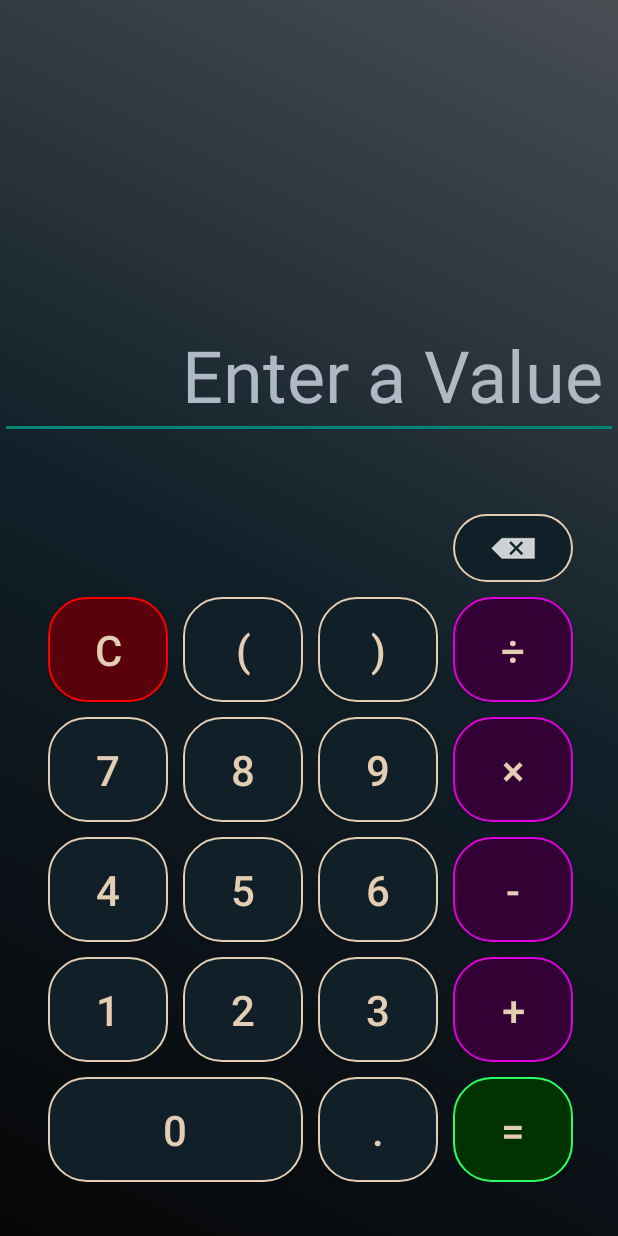
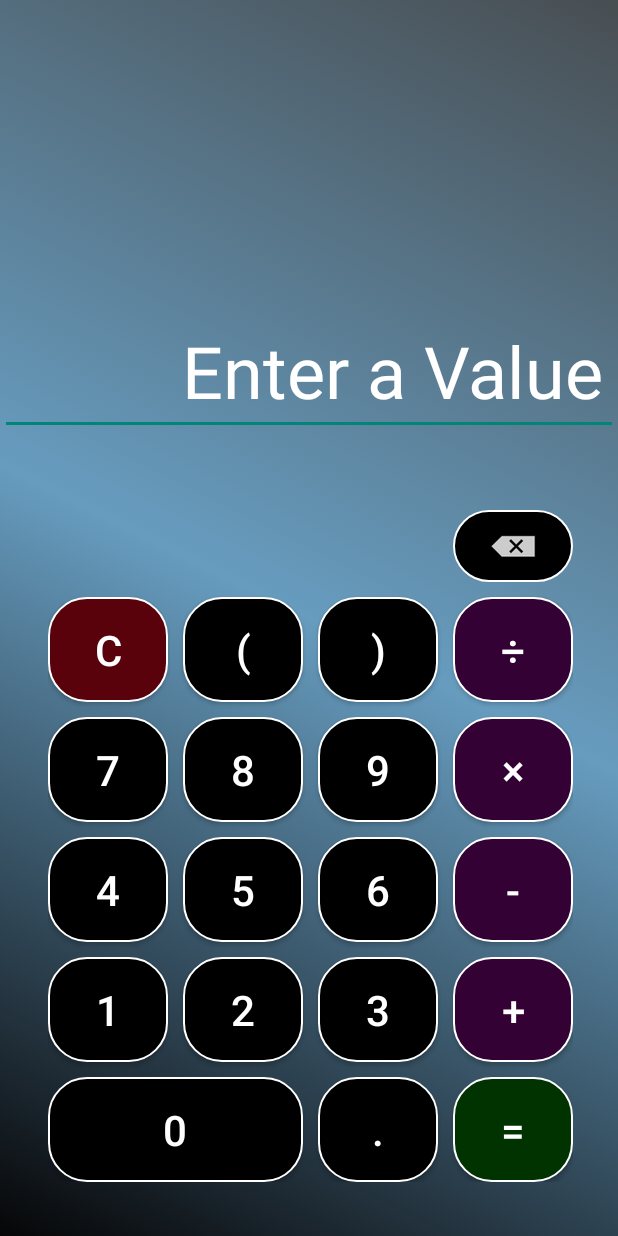
Before and after one commit to NadirKhe/MyCalculator, an Android app: the screen it shows after launch (MainActivity), on a phone screen of 412 x 824 dp. Run offline under Robolectric (Android 15) with nearby library versions, the phone set to English and light mode, and no system bars.

Commit message:
Graphical Color Update
Changing some of the button and background colors to be more visible.

```diff
--- a/app/src/main/java/com/brutalsoftwares/mycalculator/MainActivity.java
+++ b/app/src/main/java/com/brutalsoftwares/mycalculator/MainActivity.java
@@ -122,6 +122,9 @@ public class MainActivity extends AppCompatActivity {
         */
         Expression expression = new Expression(userExpression);
         String result = String.valueOf(expression.calculate());
+
+        display.setText(result);
+        display.setSelection(result.length());
     }
     public void trigSinBTNPush(View view) {
         updateText("sin(");
--- a/app/src/main/res/drawable/app_background.xml
+++ b/app/src/main/res/drawable/app_background.xml
@@ -3,7 +3,7 @@
     <item>
         <shape android:shape="rectangle">
             <gradient android:startColor="@color/blackStart"
-                android:centerColor="@color/blueBlack"
+                android:centerColor="@color/whiteBlue"
                 android:endColor="@color/greyEnd"
                 android:angle="45"/>
         </shape>
--- a/app/src/main/res/drawable/arithmetic_button_background.xml
+++ b/app/src/main/res/drawable/arithmetic_button_background.xml
@@ -3,7 +3,7 @@
     <item>
         <shape android:shape="rectangle">
             <solid android:color="@color/purpleBackground"/>
-            <stroke android:color="@color/purpleAccent" android:width="1.5dp"/>
+            <stroke android:color="@color/white" android:width="1.5dp"/>
             <corners android:radius="25dp"/>
         </shape>
     </item>
--- a/app/src/main/res/drawable/button_background.xml
+++ b/app/src/main/res/drawable/button_background.xml
@@ -2,9 +2,9 @@
 <selector xmlns:android="http://schemas.android.com/apk/res/android">
     <item>
         <shape android:shape="rectangle">
-            <solid android:color="@color/blueBlack"/>
+            <solid android:color="@color/black"/>
             <corners android:radius="25dp"/>
-            <stroke android:width="1.5dp" android:color="@color/tanAccent"/>
+            <stroke android:width="1.5dp" android:color="@color/white"/>
         </shape>
     </item>
 </selector>
--- a/app/src/main/res/drawable/clear_button_background.xml
+++ b/app/src/main/res/drawable/clear_button_background.xml
@@ -3,7 +3,7 @@
     <item>
         <shape android:shape="rectangle">
             <solid android:color="@color/redBackground"/>
-            <stroke android:color="@color/redAccent" android:width="1.5dp"/>
+            <stroke android:color="@color/white" android:width="1.5dp"/>
             <corners android:radius="25dp"/>
         </shape>
     </item>
--- a/app/src/main/res/drawable/equals_button_background.xml
+++ b/app/src/main/res/drawable/equals_button_background.xml
@@ -3,7 +3,7 @@
     <item>
         <shape android:shape="rectangle">
             <solid android:color="@color/greenBackground"/>
-            <stroke android:color="@color/greenAccent" android:width="1.5dp"/>
+            <stroke android:color="@color/white" android:width="1.5dp"/>
             <corners android:radius="25dp"/>
         </shape>
     </item>
--- a/app/src/main/res/layout/activity_main.xml
+++ b/app/src/main/res/layout/activity_main.xml
@@ -28,7 +28,7 @@
         android:textAlignment="textEnd"
         android:inputType="textPersonName"
         android:hint="@string/displayHint"
-        android:textColorHint="@color/greyAccent"
+        android:textColorHint="@color/white"
         android:textColor="@color/white"
         android:textSize="48sp"
         android:importantForAutofill="no"
@@ -55,7 +55,7 @@
             android:background="@drawable/button_background"
             android:onClick="decimalBTNPush"
             android:text="@string/decimalText"
-            android:textColor="@color/tanAccent"
+            android:textColor="@color/white"
             android:textSize="28sp"
             app:layout_constraintStart_toEndOf="@+id/button23"
             app:layout_constraintTop_toBottomOf="@+id/button25" />
@@ -69,7 +69,7 @@
             android:background="@drawable/equals_button_background"
             android:onClick="equalsBTNPush"
             android:text="@string/equalsText"
-            android:textColor="@color/tanAccent"
+            android:textColor="@color/white"
             android:textSize="28sp"
             app:layout_constraintStart_toEndOf="@+id/button21"
             app:layout_constraintTop_toBottomOf="@+id/button24" />
@@ -82,7 +82,7 @@
             android:background="@drawable/button_background"
             android:onClick="zeroBTNPush"
             android:text="@string/zeroText"
-            android:textColor="@color/tanAccent"
+            android:textColor="@color/white"
             android:textSize="28sp"
             app:layout_constraintEnd_toEndOf="@+id/button26"
             app:layout_constraintStart_toStartOf="@+id/button27"
@@ -97,7 +97,7 @@
             android:background="@drawable/arithmetic_button_background"
             android:onClick="addBTNPush"
             android:text="@string/addText"
-            android:textColor="@color/tanAccent"
+            android:textColor="@color/white"
             android:textSize="28sp"
             app:layout_constraintStart_toEndOf="@+id/button25"
             app:layout_constraintTop_toBottomOf="@+id/button28" />
@@ -111,7 +111,7 @@
             android:background="@drawable/button_background"
             android:onClick="threeBTNPush"
             android:text="@string/threeText"
-            android:textColor="@color/tanAccent"
+            android:textColor="@color/white"
             android:textSize="28sp"
             app:layout_constraintStart_toEndOf="@+id/button26"
             app:layout_constraintTop_toBottomOf="@+id/button29" />
@@ -125,7 +125,7 @@
             android:background="@drawable/button_background"
             android:onClick="twoBTNPush"
             android:text="@string/twoText"
-            android:textColor="@color/tanAccent"
+            android:textColor="@color/white"
             android:textSize="28sp"
             app:layout_constraintStart_toEndOf="@+id/button27"
             app:layout_constraintTop_toBottomOf="@+id/button30" />
@@ -138,7 +138,7 @@
             android:background="@drawable/button_background"
             android:onClick="oneBTNPush"
             android:text="@string/oneText"
-            android:textColor="@color/tanAccent"
+            android:textColor="@color/white"
             android:textSize="28sp"
             app:layout_constraintStart_toStartOf="parent"
             app:layout_constraintTop_toBottomOf="@+id/button31" />
@@ -152,7 +152,7 @@
             android:background="@drawable/arithmetic_button_background"
             android:onClick="subtractBTNPush"
             android:text="@string/subtractText"
-            android:textColor="@color/tanAccent"
+            android:textColor="@color/white"
             android:textSize="28sp"
             app:layout_constraintStart_toEndOf="@+id/button29"
             app:layout_constraintTop_toBottomOf="@+id/button33" />
@@ -166,7 +166,7 @@
             android:background="@drawable/button_background"
             android:onClick="sixBTNPush"
             android:text="@string/sixText"
-            android:textColor="@color/tanAccent"
+            android:textColor="@color/white"
             android:textSize="28sp"
             app:layout_constraintStart_toEndOf="@+id/button30"
             app:layout_constraintTop_toBottomOf="@+id/button34" />
@@ -180,8 +180,7 @@
             android:background="@drawable/button_background"
             android:onClick="fiveBTNPush"
             android:text="@string/fiveText"
-
-            android:textColor="@color/tanAccent"
+            android:textColor="@color/white"
             android:textSize="28sp"
             app:layout_constraintStart_toEndOf="@+id/button31"
             app:layout_constraintTop_toBottomOf="@+id/button35" />
@@ -194,7 +193,7 @@
             android:background="@drawable/button_background"
             android:onClick="fourBTNPush"
             android:text="@string/fourText"
-            android:textColor="@color/tanAccent"
+            android:textColor="@color/white"
             android:textSize="28sp"
             app:layout_constraintStart_toStartOf="parent"
             app:layout_constraintTop_toBottomOf="@+id/button36" />
@@ -202,16 +201,17 @@
         <ImageButton
             android:id="@+id/button32"
             android:layout_width="0dp"
-            android:layout_height="45dp"
+            android:layout_height="48dp"
             android:layout_marginTop="10dp"
             android:background="@drawable/button_background"
             android:contentDescription="@string/backspace"
             android:onClick="backspaceBTNPush"
-            android:textColor="@color/tanAccent"
+            android:textColor="@color/white"
             app:layout_constraintEnd_toEndOf="@+id/button37"
             app:layout_constraintStart_toStartOf="@+id/button37"
             app:layout_constraintTop_toTopOf="parent"
-            app:srcCompat="@drawable/backspace" />
+            app:srcCompat="@drawable/backspace"
+            tools:ignore="SpeakableTextPresentCheck"/>
 
         <Button
             android:id="@+id/button33"
@@ -222,7 +222,7 @@
             android:background="@drawable/arithmetic_button_background"
             android:onClick="multiplyBTNPush"
             android:text="@string/multiplyText"
-            android:textColor="@color/tanAccent"
+            android:textColor="@color/white"
             android:textSize="28sp"
             app:layout_constraintStart_toEndOf="@+id/button34"
             app:layout_constraintTop_toBottomOf="@+id/button37" />
@@ -236,7 +236,7 @@
             android:background="@drawable/button_background"
             android:onClick="nineBTNPush"
             android:text="@string/nineText"
-            android:textColor="@color/tanAccent"
+            android:textColor="@color/white"
             android:textSize="28sp"
             app:layout_constraintStart_toEndOf="@+id/button35"
             app:layout_constraintTop_toBottomOf="@+id/button38" />
@@ -250,7 +250,7 @@
             android:background="@drawable/button_background"
             android:onClick="eightBTNPush"
             android:text="@string/eightText"
-            android:textColor="@color/tanAccent"
+            android:textColor="@color/white"
             android:textSize="28sp"
             app:layout_constraintStart_toEndOf="@+id/button36"
             app:layout_constraintTop_toBottomOf="@+id/button39" />
@@ -263,7 +263,7 @@
             android:background="@drawable/button_background"
             android:onClick="sevenBTNPush"
             android:text="@string/sevenText"
-            android:textColor="@color/tanAccent"
+            android:textColor="@color/white"
             android:textSize="28sp"
             app:layout_constraintStart_toStartOf="parent"
             app:layout_constraintTop_toBottomOf="@+id/button40" />
@@ -277,7 +277,7 @@
             android:background="@drawable/arithmetic_button_background"
             android:onClick="divideBTNPush"
             android:text="@string/divideText"
-            android:textColor="@color/tanAccent"
+            android:textColor="@color/white"
             android:textSize="28sp"
             app:layout_constraintStart_toEndOf="@+id/button38"
             app:layout_constraintTop_toBottomOf="@+id/button32" />
@@ -291,7 +291,7 @@
             android:background="@drawable/button_background"
             android:onClick="parCloseBTNPush"
             android:text="@string/parenthesesCloseText"
-            android:textColor="@color/tanAccent"
+            android:textColor="@color/white"
             android:textSize="28sp"
             app:layout_constraintStart_toEndOf="@+id/button39"
             app:layout_constraintTop_toBottomOf="@+id/button32" />
@@ -305,7 +305,7 @@
             android:background="@drawable/button_background"
             android:onClick="parOpenBTNPush"
             android:text="@string/parenthesesOpenText"
-            android:textColor="@color/tanAccent"
+            android:textColor="@color/white"
             android:textSize="28sp"
             app:layout_constraintStart_toEndOf="@+id/button40"
             app:layout_constraintTop_toBottomOf="@+id/button32" />
@@ -318,7 +318,7 @@
             android:background="@drawable/clear_button_background"
             android:onClick="clearBTNPush"
             android:text="@string/clearText"
-            android:textColor="@color/tanAccent"
+            android:textColor="@color/white"
             android:textSize="28sp"
             app:layout_constraintStart_toStartOf="parent"
             app:layout_constraintTop_toBottomOf="@+id/button32" />
--- a/app/src/main/res/values/colors.xml
+++ b/app/src/main/res/values/colors.xml
@@ -10,7 +10,7 @@
 
     <!-- Colors of the background -->
     <color name="blackStart">#060607</color>
-    <color name="blueBlack">#111f28</color>
+    <color name="whiteBlue">#679cbf</color>
     <color name="greyEnd">#484e52</color>
 
     <!-- Colors to add around buttons as accents -->
@@ -19,13 +19,10 @@
 
     <!-- Clear button colors -->
     <color name="redBackground">#5a020b</color>
-    <color name="redAccent">#ff0000</color>
 
     <!-- Equals button colors -->
     <color name="greenBackground">#013300</color>
-    <color name="greenAccent">#2ffd64</color>
 
     <!-- Arithmetics button colors -->
     <color name="purpleBackground">#330133</color>
-    <color name="purpleAccent">#de00de</color>
 </resources>
```
